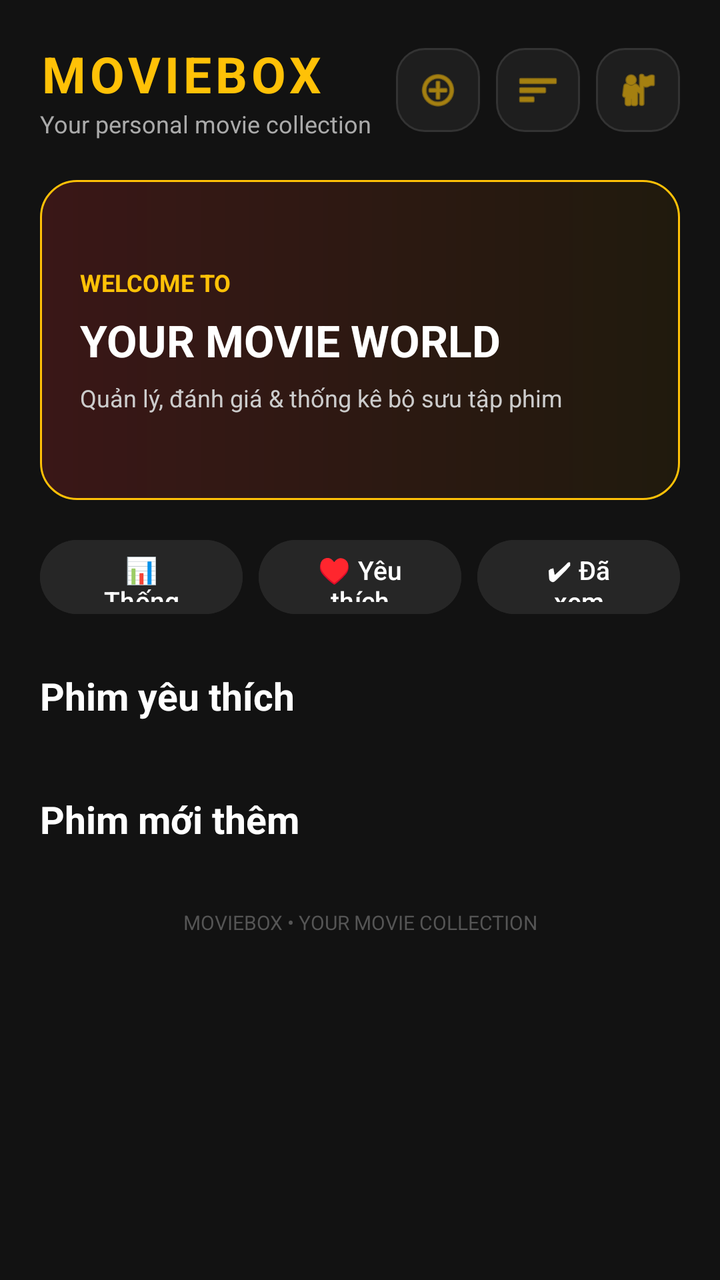
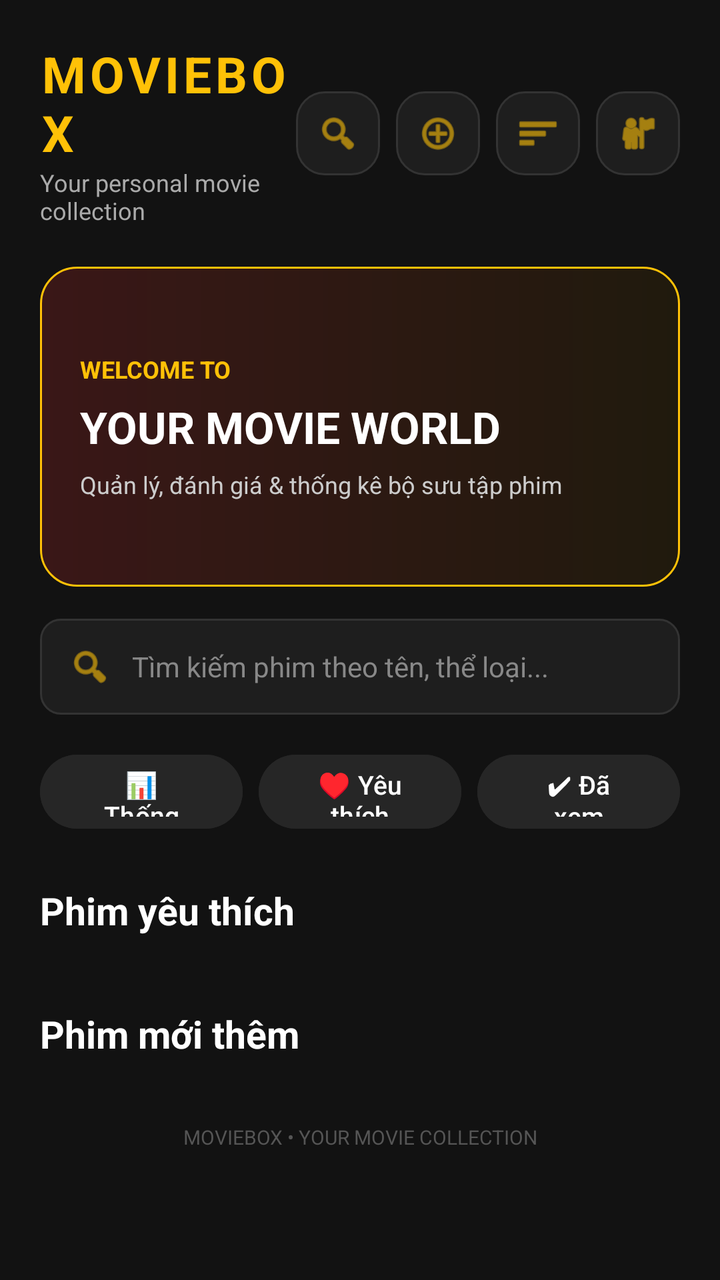

Screens rendered from an Android XML layout before and after an edit, with the pre-edit source and the edit as a unified diff.
<!-- AndroidManifest.xml: application theme Theme.QuanliPhim -->
<!-- res/layout/activity_main.xml -->
<?xml version="1.0" encoding="utf-8"?>
<androidx.core.widget.NestedScrollView
    xmlns:android="http://schemas.android.com/apk/res/android"
    xmlns:app="http://schemas.android.com/apk/res-auto"
    android:layout_width="match_parent"
    android:layout_height="match_parent"
    android:background="#121212"
    android:fillViewport="true">

    <LinearLayout
        android:layout_width="match_parent"
        android:layout_height="wrap_content"
        android:orientation="vertical"
        android:padding="20dp">

        
        <LinearLayout
            android:layout_width="match_parent"
            android:layout_height="wrap_content"
            android:gravity="center_vertical"
            android:orientation="horizontal">

            <LinearLayout
                android:layout_width="0dp"
                android:layout_height="wrap_content"
                android:layout_weight="1"
                android:orientation="vertical">

                <TextView
                    android:layout_width="wrap_content"
                    android:layout_height="wrap_content"
                    android:text="MOVIEBOX"
                    android:textColor="#FFC107"
                    android:textSize="25sp"
                    android:textStyle="bold"
                    android:letterSpacing="0.08"/>

                <TextView
                    android:layout_width="wrap_content"
                    android:layout_height="wrap_content"
                    android:text="Your personal movie collection"
                    android:textColor="#AAAAAA"
                    android:textSize="12sp"/>
            </LinearLayout>

            <LinearLayout
                android:layout_width="wrap_content"
                android:layout_height="wrap_content"
                android:orientation="horizontal"
                android:gravity="center_vertical">

                <ImageView
                    android:id="@+id/btnAddMovie"
                    android:layout_width="42dp"
                    android:layout_height="42dp"
                    android:src="@android:drawable/ic_menu_add"
                    android:background="@drawable/bg_movie_item"
                    android:padding="10dp"
                    app:tint="#FFC107"
                    android:layout_marginEnd="8dp"
                    android:contentDescription="Thêm phim"/>

                <ImageView
                    android:id="@+id/btnStatistics"
                    android:layout_width="42dp"
                    android:layout_height="42dp"
                    android:src="@android:drawable/ic_menu_sort_by_size"
                    android:background="@drawable/bg_movie_item"
                    android:padding="10dp"
                    app:tint="#FFC107"
                    android:layout_marginEnd="8dp"
                    android:contentDescription="Thống kê"/>

                <ImageView
                    android:id="@+id/btnProfile"
                    android:layout_width="42dp"
                    android:layout_height="42dp"
                    android:src="@android:drawable/ic_menu_myplaces"
                    android:background="@drawable/bg_movie_item"
                    android:padding="10dp"
                    app:tint="#FFC107"
                    android:contentDescription="Cá nhân và Cài đặt"/>
            </LinearLayout>
        </LinearLayout>

        
        <LinearLayout
            android:layout_width="match_parent"
            android:layout_height="160dp"
            android:layout_marginTop="20dp"
            android:background="@drawable/bg_banner"
            android:gravity="center_vertical"
            android:orientation="vertical"
            android:padding="20dp">

            <TextView
                android:layout_width="wrap_content"
                android:layout_height="wrap_content"
                android:text="WELCOME TO"
                android:textColor="#FFC107"
                android:textSize="12sp"
                android:textStyle="bold"/>

            <TextView
                android:layout_width="wrap_content"
                android:layout_height="wrap_content"
                android:layout_marginTop="6dp"
                android:text="YOUR MOVIE WORLD"
                android:textColor="#FFFFFF"
                android:textSize="22sp"
                android:textStyle="bold"/>

            <TextView
                android:layout_width="wrap_content"
                android:layout_height="wrap_content"
                android:layout_marginTop="6dp"
                android:text="Quản lý, đánh giá &amp; thống kê bộ sưu tập phim"
                android:textColor="#CCCCCC"
                android:textSize="12sp"/>

        </LinearLayout>

        
        <LinearLayout
            android:layout_width="match_parent"
            android:layout_height="wrap_content"
            android:orientation="horizontal"
            android:layout_marginTop="16dp">

            <Button
                android:id="@+id/btnQuickStats"
                android:layout_width="0dp"
                android:layout_height="45dp"
                android:layout_weight="1"
                android:text="📊 Thống kê"
                android:textColor="#FFFFFF"
                android:textSize="13sp"
                android:backgroundTint="#262626"
                android:layout_marginEnd="4dp"/>

            <Button
                android:id="@+id/btnQuickFavorites"
                android:layout_width="0dp"
                android:layout_height="45dp"
                android:layout_weight="1"
                android:text="♥ Yêu thích"
                android:textColor="#FFFFFF"
                android:textSize="13sp"
                android:backgroundTint="#262626"
                android:layout_marginHorizontal="4dp"/>

            <Button
                android:id="@+id/btnQuickWatched"
                android:layout_width="0dp"
                android:layout_height="45dp"
                android:layout_weight="1"
                android:text="✔ Đã xem"
                android:textColor="#FFFFFF"
                android:textSize="13sp"
                android:backgroundTint="#262626"
                android:layout_marginStart="4dp"/>
        </LinearLayout>

        
        <TextView
            android:layout_width="match_parent"
            android:layout_height="wrap_content"
            android:layout_marginTop="24dp"
            android:text="Phim yêu thích"
            android:textColor="#FFFFFF"
            android:textSize="19sp"
            android:textStyle="bold"/>

        <TextView
            android:id="@+id/tvFavoriteEmpty"
            android:layout_width="match_parent"
            android:layout_height="wrap_content"
            android:text="Chưa có phim yêu thích"
            android:textColor="#888888"
            android:padding="12dp"
            android:visibility="gone"/>

        <androidx.recyclerview.widget.RecyclerView
            android:id="@+id/rvFavoriteMovies"
            android:layout_width="match_parent"
            android:layout_height="wrap_content"
            android:layout_marginTop="12dp"
            android:nestedScrollingEnabled="false"/>

        
        <TextView
            android:layout_width="match_parent"
            android:layout_height="wrap_content"
            android:layout_marginTop="24dp"
            android:text="Phim mới thêm"
            android:textColor="#FFFFFF"
            android:textSize="19sp"
            android:textStyle="bold"/>

        <TextView
            android:id="@+id/tvEmpty"
            android:layout_width="match_parent"
            android:layout_height="wrap_content"
            android:gravity="center"
            android:padding="25dp"
            android:text="Chưa có phim nào. Hãy thêm phim mới!"
            android:textColor="#AAAAAA"
            android:textSize="14sp"
            android:visibility="gone"/>

        <androidx.recyclerview.widget.RecyclerView
            android:id="@+id/rvMovies"
            android:layout_width="match_parent"
            android:layout_height="wrap_content"
            android:layout_marginTop="12dp"
            android:nestedScrollingEnabled="false"/>

        <TextView
            android:layout_width="match_parent"
            android:layout_height="wrap_content"
            android:gravity="center"
            android:layout_marginTop="20dp"
            android:layout_marginBottom="20dp"
            android:text="MOVIEBOX • YOUR MOVIE COLLECTION"
            android:textColor="#555555"
            android:textSize="10sp"/>
    </LinearLayout>
</androidx.core.widget.NestedScrollView>
<!-- resources referenced by this layout -->
<resources>
  <!-- drawable bg_banner (drawable) -->
  <?xml version="1.0" encoding="utf-8"?>
  <shape xmlns:android="http://schemas.android.com/apk/res/android">
      <gradient
          android:startColor="#3A1717"
          android:endColor="#201A0D"
          android:angle="0"/>
      <corners android:radius="18dp"/>
      <stroke
          android:width="1dp"
          android:color="#FFC107"/>
  </shape>
  <!-- drawable bg_movie_item (drawable) -->
  <?xml version="1.0" encoding="utf-8"?>
  <shape xmlns:android="http://schemas.android.com/apk/res/android">
      <solid android:color="#1E1E1E"/>
      <corners android:radius="14dp"/>
      <stroke
          android:width="1dp"
          android:color="#333333"/>
  </shape>
  <style name="Theme.QuanliPhim" parent="Base.Theme.QuanliPhim" />
  <style name="Base.Theme.QuanliPhim" parent="Theme.Material3.DayNight.NoActionBar">
          
          
      </style>
</resources>

<!-- the commit's change to res/layout/activity_main.xml (unified diff, before → after) -->
@@ -50,6 +50,17 @@
                 android:gravity="center_vertical">
 
                 <ImageView
+                    android:id="@+id/btnSearch"
+                    android:layout_width="42dp"
+                    android:layout_height="42dp"
+                    android:src="@android:drawable/ic_menu_search"
+                    android:background="@drawable/bg_movie_item"
+                    android:padding="10dp"
+                    app:tint="#FFC107"
+                    android:layout_marginEnd="8dp"
+                    android:contentDescription="Tìm kiếm phim"/>
+
+                <ImageView
                     android:id="@+id/btnAddMovie"
                     android:layout_width="42dp"
                     android:layout_height="42dp"
@@ -118,6 +129,33 @@
                 android:textColor="#CCCCCC"
                 android:textSize="12sp"/>
 
+        </LinearLayout>
+
+        
+        <LinearLayout
+            android:id="@+id/btnOpenSearch"
+            android:layout_width="match_parent"
+            android:layout_height="48dp"
+            android:layout_marginTop="16dp"
+            android:background="@drawable/bg_edittext"
+            android:gravity="center_vertical"
+            android:orientation="horizontal"
+            android:paddingHorizontal="14dp">
+
+            <ImageView
+                android:layout_width="22dp"
+                android:layout_height="22dp"
+                android:src="@android:drawable/ic_menu_search"
+                app:tint="#FFC107"
+                android:contentDescription="Icon Tìm kiếm"/>
+
+            <TextView
+                android:layout_width="wrap_content"
+                android:layout_height="wrap_content"
+                android:layout_marginStart="10dp"
+                android:text="Tìm kiếm phim theo tên, thể loại..."
+                android:textColor="#888888"
+                android:textSize="14sp"/>
         </LinearLayout>
 
         
<!-- resource entries referenced after the edit -->
@@ -11,6 +11,15 @@
       <stroke
           android:width="1dp"
           android:color="#FFC107"/>
+  </shape>
+  <!-- drawable bg_edittext (drawable) -->
+  <?xml version="1.0" encoding="utf-8"?>
+  <shape xmlns:android="http://schemas.android.com/apk/res/android">
+      <solid android:color="#1E1E1E"/>
+      <corners android:radius="10dp"/>
+      <stroke
+          android:width="1dp"
+          android:color="#333333"/>
   </shape>
   <!-- drawable bg_movie_item (drawable) -->
   <?xml version="1.0" encoding="utf-8"?>
